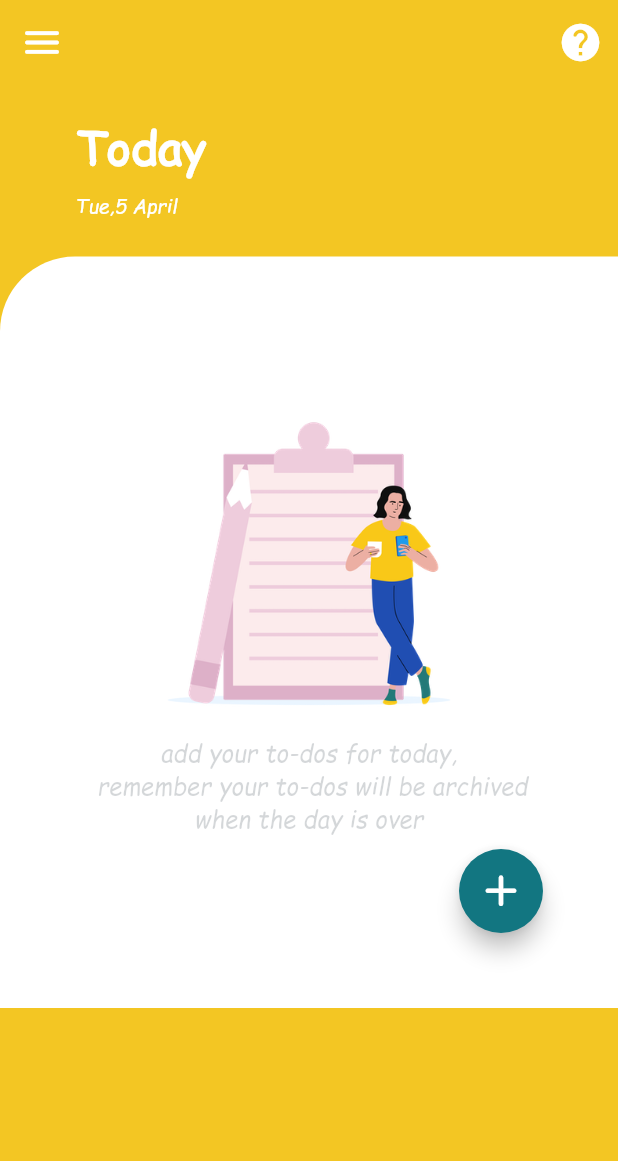
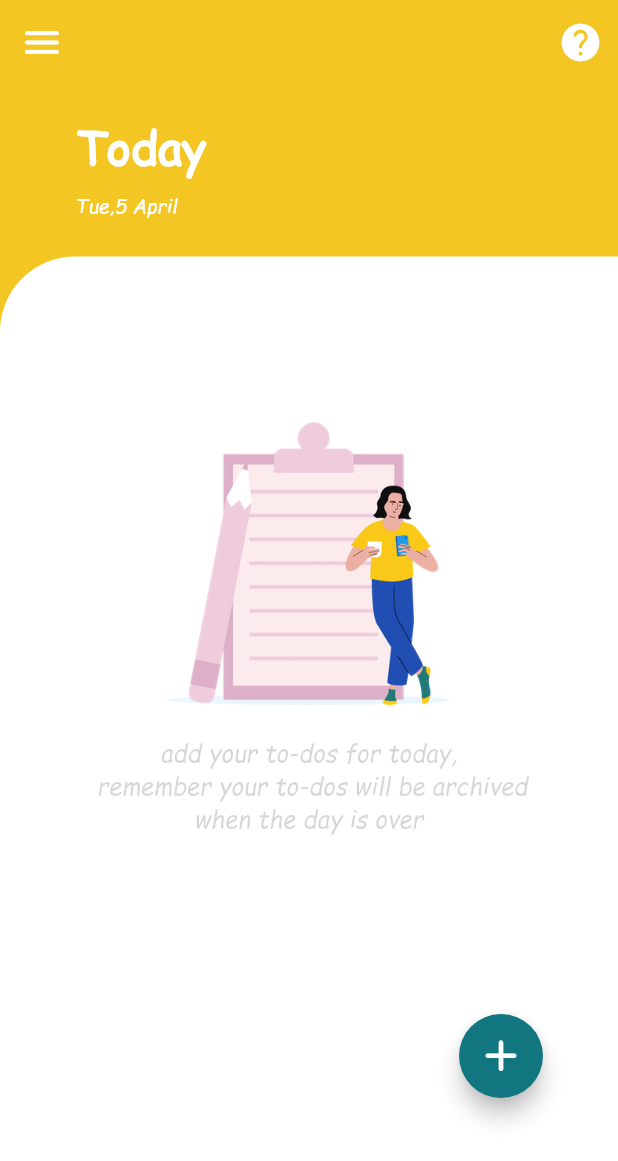
Before and after one commit to weaamokok/toDoADay, a Flutter app: the screen it shows after launch, on a phone screen of 412 x 824 dp. Shown: the top 1161 px of the screen. Run offline on Flutter 3.47's test engine with Material 2 defaults, Android fonts, the phone set to English and light mode, and no system bars.

Commit message:
Update TaskScreen (just a design)
to make the white container to take the remaining space I wrapped it with Expanded and removed al the singleChildScrollViews that I tried to add previously.

```diff
--- a/to_do_a_day/lib/screens/task_screen.dart
+++ b/to_do_a_day/lib/screens/task_screen.dart
@@ -35,7 +35,6 @@ class TasksScreen extends StatelessWidget {
       body: Container(
         height: MediaQuery.of(context).size.height,
         width: double.infinity,
-        child: SingleChildScrollView(
         child: Column(
           crossAxisAlignment: CrossAxisAlignment.start,
           children: [
@@ -68,19 +67,19 @@ class TasksScreen extends StatelessWidget {
             SizedBox(
               height: 25,
             ),
-              Container(
+            Expanded(
+              child: Container(
                 padding: EdgeInsets.all(50),
-                width: double.infinity,
                 decoration: BoxDecoration(
                     color: Colors.white,
                     borderRadius:
                         BorderRadius.only(topLeft: Radius.circular(50))),
-                child: SingleChildScrollView(
                 child: Column(
                   children: [
                     Center(
                       child: Column(
                         children: [
+                          ///if it's the first time to enter the app or its 12 am
                           SizedBox(
                             height: 50,
                           ),
@@ -107,7 +106,7 @@ class TasksScreen extends StatelessWidget {
                       ),
                     ),
                     SizedBox(
-                        height: 10,
+                      height: 120,
                       // height: MediaQuery.of(context).size.height * .158,
                     ),
                     Align(
@@ -127,7 +126,6 @@ class TasksScreen extends StatelessWidget {
           ],
         ),
       ),
-      ),
     );
   }
 }
```
Lines whose indentation alone changed are shown as unchanged.
